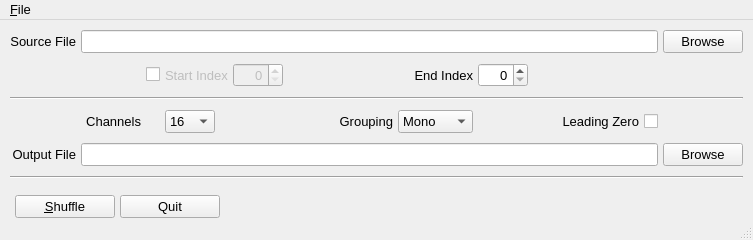
This is UI/main_window.ui in themgineer/Ultrix-Audio-Shuffling-Generator as Qt 5 draws it before an edit. The edited form follows.
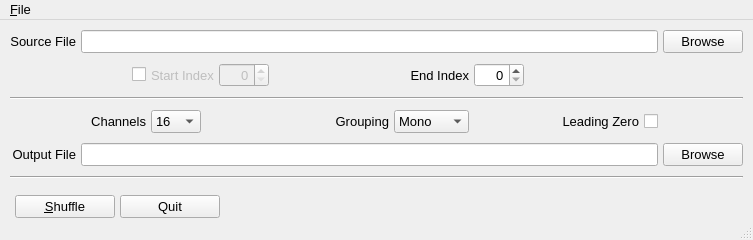
This is the edited form. Icons and pictures are not drawn.

Commit message: refined widget placements

What changed in the file:
```diff
--- a/UI/main_window.ui
+++ b/UI/main_window.ui
@@ -225,19 +225,6 @@
          </property>
         </widget>
        </item>
-       <item row="3" column="2">
-        <widget class="QLabel" name="label_4">
-         <property name="toolTip">
-          <string>Set how many audio channels are in the database.</string>
-         </property>
-         <property name="text">
-          <string>Channels</string>
-         </property>
-         <property name="alignment">
-          <set>Qt::AlignmentFlag::AlignRight|Qt::AlignmentFlag::AlignTrailing|Qt::AlignmentFlag::AlignVCenter</set>
-         </property>
-        </widget>
-       </item>
        <item row="0" column="0">
         <widget class="QLabel" name="label">
          <property name="text">
@@ -486,13 +473,52 @@
        <item row="1" column="3">
         <widget class="QCheckBox" name="ck_start_index">
          <property name="layoutDirection">
-          <enum>Qt::LayoutDirection::LeftToRight</enum>
+          <enum>Qt::LayoutDirection::RightToLeft</enum>
          </property>
          <property name="text">
           <string/>
          </property>
         </widget>
        </item>
+       <item row="3" column="3">
+        <widget class="QLabel" name="label_4">
+         <property name="toolTip">
+          <string>Set how many audio channels are in the database.</string>
+         </property>
+         <property name="text">
+          <string>Channels</string>
+         </property>
+         <property name="alignment">
+          <set>Qt::AlignmentFlag::AlignRight|Qt::AlignmentFlag::AlignTrailing|Qt::AlignmentFlag::AlignVCenter</set>
+         </property>
+        </widget>
+       </item>
+       <item row="3" column="0" colspan="2">
+        <spacer name="horizontalSpacer_7">
+         <property name="orientation">
+          <enum>Qt::Orientation::Horizontal</enum>
+         </property>
+         <property name="sizeHint" stdset="0">
+          <size>
+           <width>40</width>
+           <height>20</height>
+          </size>
+         </property>
+        </spacer>
+       </item>
+       <item row="3" column="12">
+        <spacer name="horizontalSpacer_8">
+         <property name="orientation">
+          <enum>Qt::Orientation::Horizontal</enum>
+         </property>
+         <property name="sizeHint" stdset="0">
+          <size>
+           <width>40</width>
+           <height>20</height>
+          </size>
+         </property>
+        </spacer>
+       </item>
       </layout>
      </widget>
     </item>
```
Left out of the diff: 3 changed lines with no effect on the pictures. The commit also changes 1 other file.
